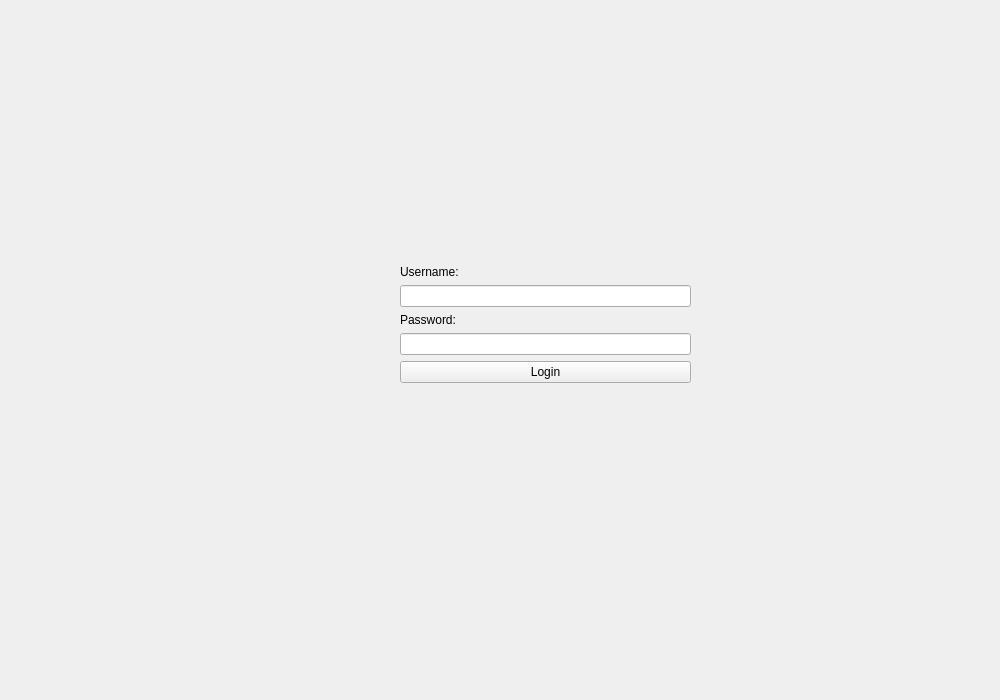
Above: frontend/ui/login.ui from Pauldechassey/Minatt-ck before the change. Below: the same form after it.
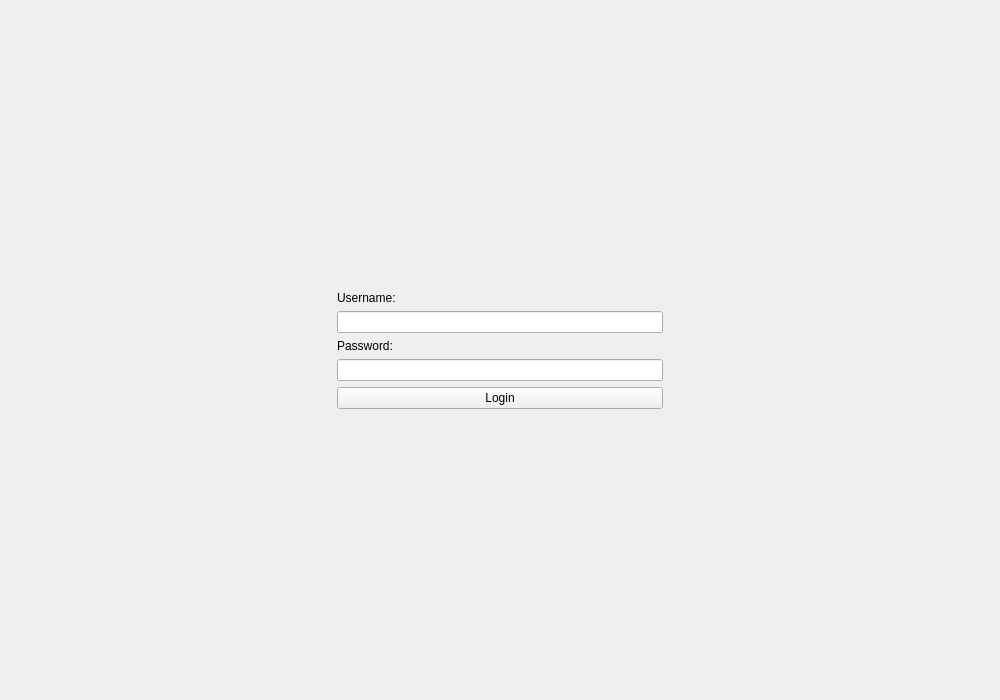
That is the form after the change.

Commit message: feat: modification affichage page de login

Diff of the .ui file:
```diff
--- a/frontend/ui/login.ui
+++ b/frontend/ui/login.ui
@@ -13,15 +13,8 @@
   <property name="windowTitle">
    <string>Login</string>
   </property>
-  <widget class="QWidget" name="gridLayoutWidget">
-   <property name="geometry">
-    <rect>
-     <x>110</x>
-     <y>33</y>
-     <width>871</width>
-     <height>581</height>
-    </rect>
-   </property>
+  <layout class="QGridLayout" name="gridLayout">
+   <item row="0" column="0">
    <layout class="QGridLayout" name="gridLayoutLogin">
     <item row="0" column="1">
      <spacer name="verticalSpacerTopLogin">
@@ -111,7 +104,8 @@
      </layout>
     </item>
    </layout>
-  </widget>
+   </item>
+  </layout>
  </widget>
  <resources/>
  <connections/>
```
Lines whose indentation alone changed are shown as unchanged. The commit also changes 2 other files.
